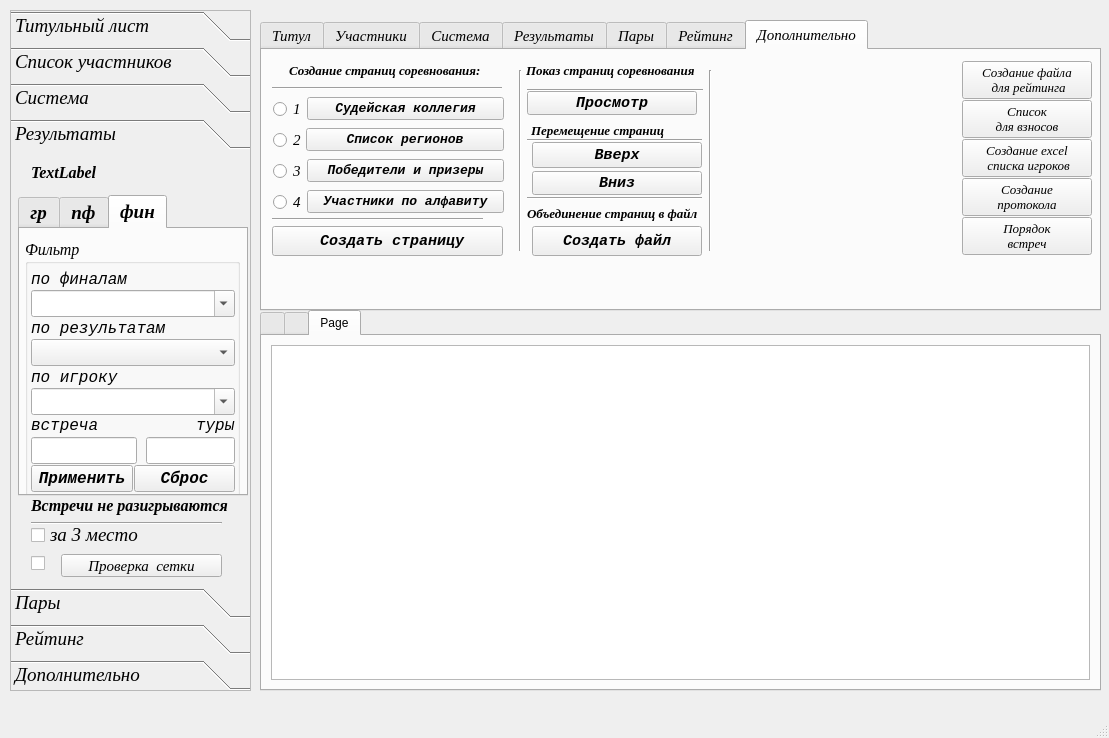
Before: the Qt Designer form UI/main_window.ui in Kaspar0810/Competitions_TT_v5, drawn with Qt 5.
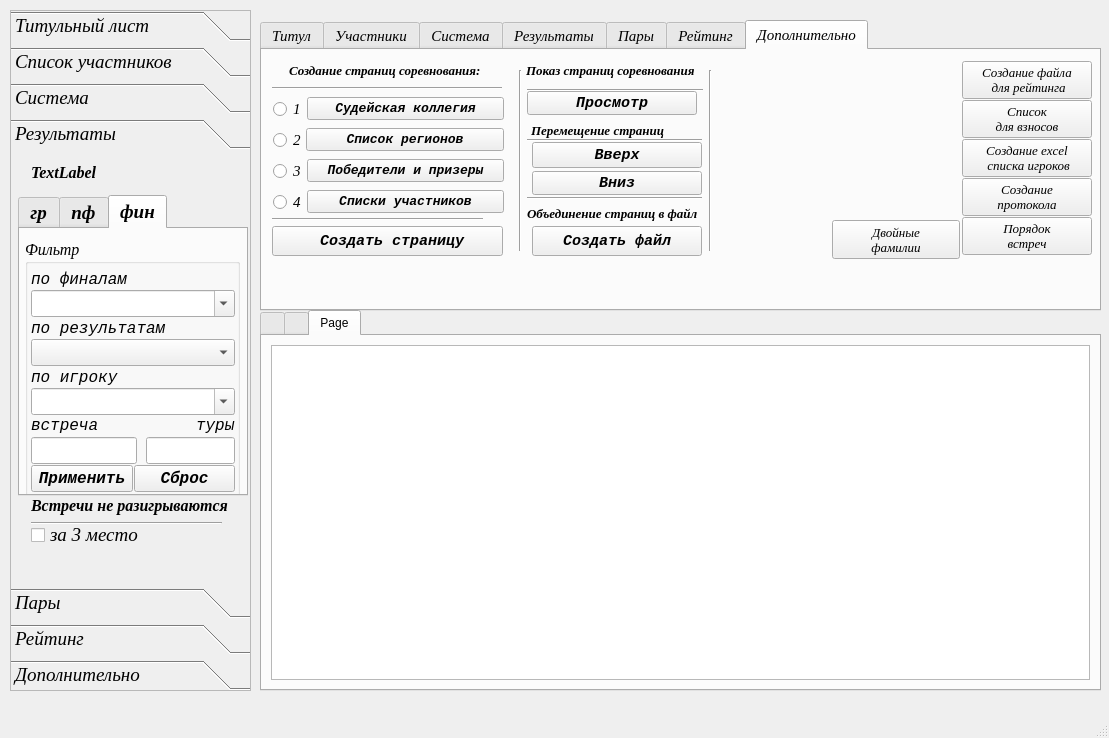
After: the same form once the commit is applied. The open tabs and pages were chosen to show the change. Icons and pictures are not drawn.

Commit message: создание списков по месту и по алф и ред формы

What changed in the file:
```diff
--- a/UI/main_window.ui
+++ b/UI/main_window.ui
@@ -4297,7 +4297,7 @@
             </font>
            </property>
            <property name="text">
-            <string>Участники по алфавиту</string>
+            <string>Списки участников</string>
            </property>
           </widget>
          </item>
@@ -4500,6 +4500,39 @@
        </item>
       </layout>
      </widget>
+     <widget class="QPushButton" name="Button_double_name">
+      <property name="geometry">
+       <rect>
+        <x>570</x>
+        <y>170</y>
+        <width>128</width>
+        <height>39</height>
+       </rect>
+      </property>
+      <property name="font">
+       <font>
+        <family>Times New Roman</family>
+        <pointsize>10</pointsize>
+        <italic>true</italic>
+       </font>
+      </property>
+      <property name="text">
+       <string>Двойные
+фамилии</string>
+      </property>
+      <property name="shortcut">
+       <string/>
+      </property>
+      <property name="autoRepeat">
+       <bool>false</bool>
+      </property>
+      <property name="default">
+       <bool>false</bool>
+      </property>
+      <property name="flat">
+       <bool>false</bool>
+      </property>
+     </widget>
     </widget>
    </widget>
    <widget class="QToolBox" name="toolBox">
@@ -5685,8 +5718,8 @@
       <rect>
        <x>0</x>
        <y>0</y>
-       <width>239</width>
-       <height>434</height>
+       <width>98</width>
+       <height>28</height>
       </rect>
      </property>
      <attribute name="label">
@@ -6408,42 +6441,6 @@
        <string>Встречи не разигрываются</string>
       </property>
      </widget>
-     <widget class="QCheckBox" name="checkBox_check_net">
-      <property name="geometry">
-       <rect>
-        <x>20</x>
-        <y>400</y>
-        <width>21</width>
-        <height>17</height>
-       </rect>
-      </property>
-      <property name="font">
-       <font>
-        <pointsize>11</pointsize>
-       </font>
-      </property>
-      <property name="text">
-       <string/>
-      </property>
-     </widget>
-     <widget class="QPushButton" name="Button_check_net">
-      <property name="geometry">
-       <rect>
-        <x>50</x>
-        <y>399</y>
-        <width>161</width>
-        <height>23</height>
-       </rect>
-      </property>
-      <property name="font">
-       <font>
-        <pointsize>11</pointsize>
-       </font>
-      </property>
-      <property name="text">
-       <string>Проверка  сетки</string>
-      </property>
-     </widget>
     </widget>
     <widget class="QWidget" name="page_4">
      <property name="geometry">
```
Left out of the diff: 10 changed lines with no effect on the pictures. The commit also changes 5 other files.
